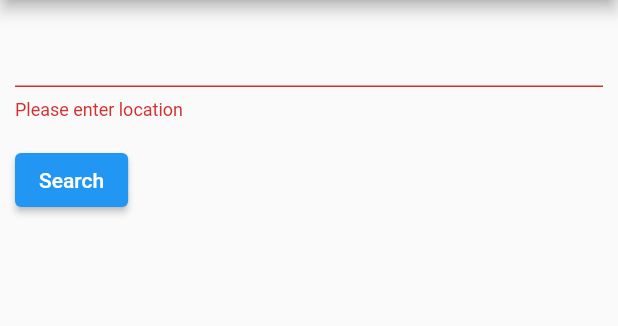
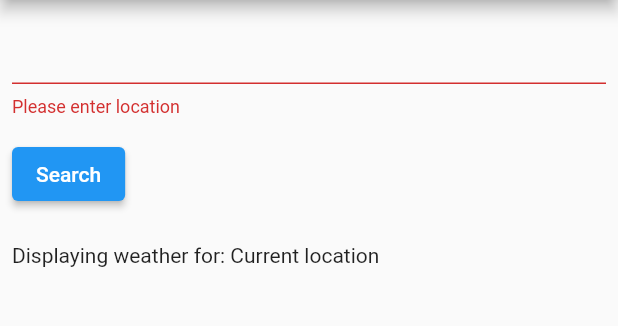
Before and after one commit to AndreaBaraldi99/weather_forecast_flutter, a Flutter app: the screen it shows after launch, after a tap on "Search", on a phone screen of 412 x 824 dp, the part 84-410 px from its top. Run offline on Flutter 3.47's test engine with Material 2 defaults, Android fonts, the phone set to English and light mode, and no system bars; our stand-ins replace geolocator, google_maps_flutter.

Commit message:
Added current location label

```diff
--- /dev/null
+++ b/lib/extensions/string_extensions.dart
@@ -0,0 +1,5 @@
+extension StringExtension on String {
+  String capitalize() {
+    return "${this[0].toUpperCase()}${this.substring(1).toLowerCase()}";
+  }
+}
--- a/lib/main.dart
+++ b/lib/main.dart
@@ -5,6 +5,7 @@
 import 'package:flutter/material.dart';
 import 'package:weather_forecast/views/form.dart';
 import 'package:weather_forecast/views/home_page.dart';
+import 'package:weather_forecast/views/location_label.dart';
 import 'package:weather_forecast/views/map_page.dart';
 
 void main() {
@@ -24,7 +25,12 @@ class MyApp extends StatelessWidget {
         appBar: AppBar(title: const Text('Weather Forecast ☀️')),
         body: ListView(
           physics: const NeverScrollableScrollPhysics(),
-          children: const [MyCustomForm(), HomePage(), MapSample()],
+          children: const [
+            MyCustomForm(),
+            LocationLabel(),
+            HomePage(),
+            MapSample()
+          ],
         ),
       ),
       debugShowCheckedModeBanner: false,
--- a/lib/views/form.dart
+++ b/lib/views/form.dart
@@ -31,7 +31,7 @@ class MyCustomFormState extends State<MyCustomForm> {
   Widget build(BuildContext context) {
     // Build a Form widget using the _formKey created above.
     return Container(
-      padding: const EdgeInsets.all(10),
+      padding: const EdgeInsets.all(8),
       child: Form(
         key: formKey,
         child: Column(
@@ -48,7 +48,7 @@ class MyCustomFormState extends State<MyCustomForm> {
               },
             ),
             Padding(
-              padding: const EdgeInsets.symmetric(vertical: 16.0),
+              padding: const EdgeInsets.fromLTRB(0, 14, 0, 6),
               child: ElevatedButton(
                 onPressed: () {
                   // Validate returns true if the form is valid, or false otherwise.
--- /dev/null
+++ b/lib/views/location_label.dart
@@ -0,0 +1,41 @@
+import 'package:flutter/material.dart';
+import 'globals.dart' as globals;
+import 'package:weather_forecast/extensions/string_extensions.dart';
+
+class LocationLabel extends StatefulWidget {
+  const LocationLabel({Key? key}) : super(key: key);
+
+  @override
+  _LocationLabelState createState() => _LocationLabelState();
+}
+
+class _LocationLabelState extends State<LocationLabel> {
+  String location = "";
+
+  stringCreate() {
+    globals.notify.addListener(() {
+      stringCreate();
+    });
+    setState(() {
+      if (globals.notify.value.isEmpty == true) {
+        location = "Current location";
+      } else {
+        location = globals.notify.value;
+      }
+    });
+  }
+
+  @override
+  void initState() {
+    super.initState();
+    stringCreate();
+  }
+
+  @override
+  Widget build(BuildContext context) {
+    return Container(
+      padding: const EdgeInsets.all(8),
+      child: Text('Displaying weather for: ${location.capitalize()}'),
+    );
+  }
+}
```
